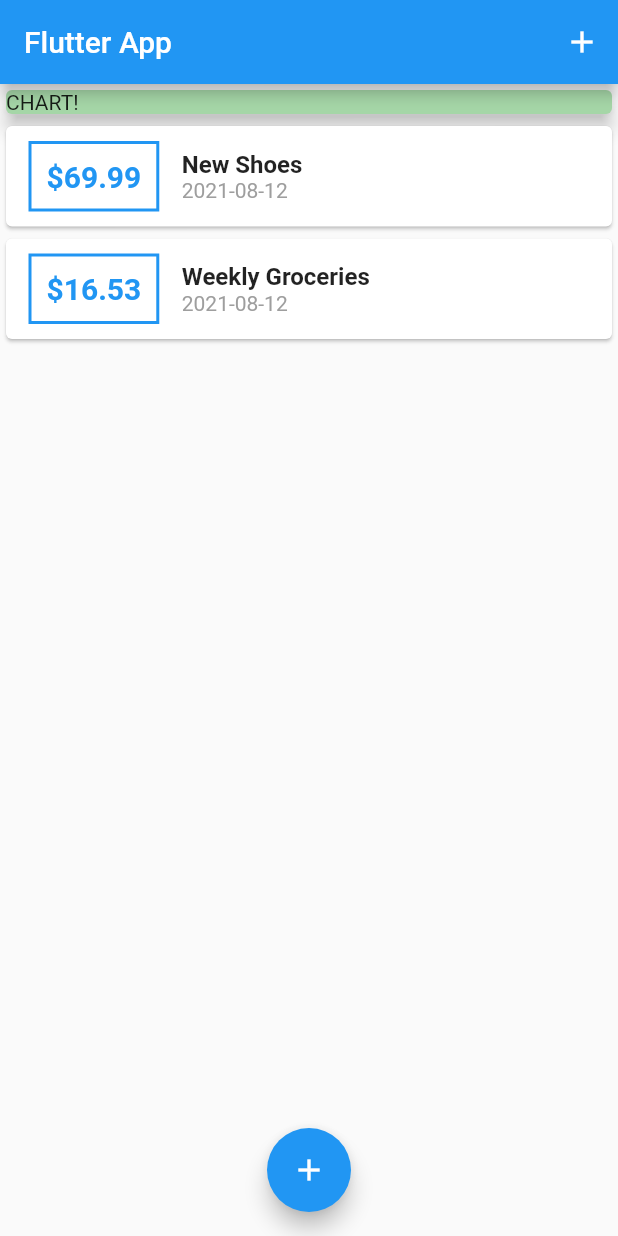
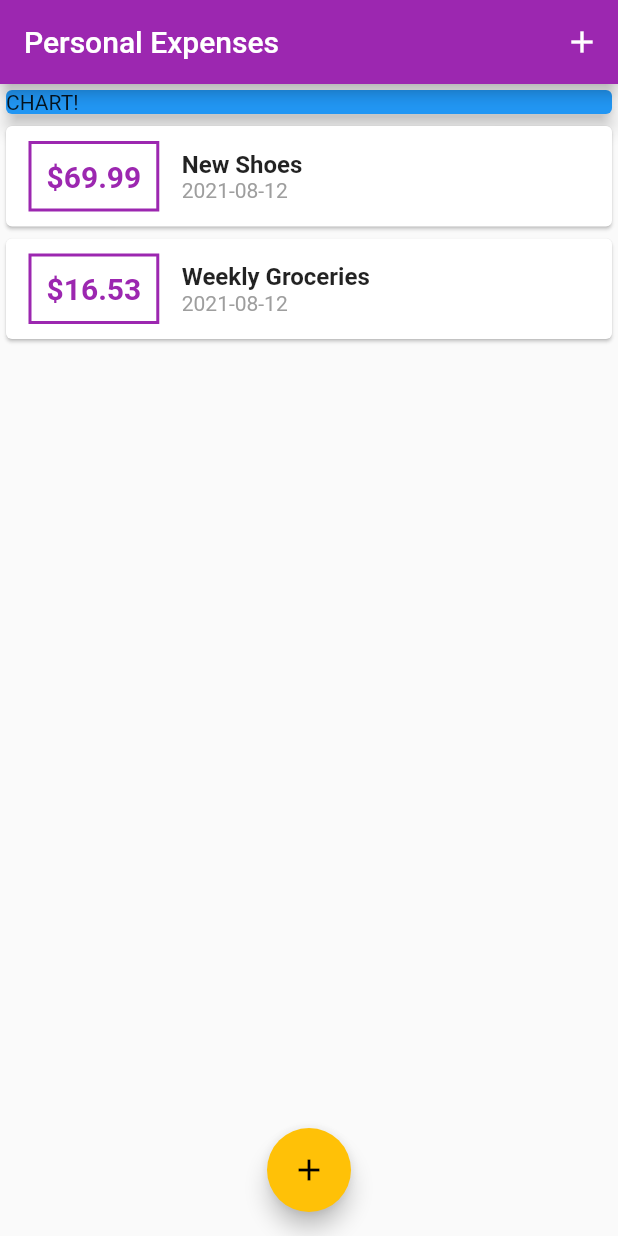
Before and after one commit to stupidguy176/flutter-expense-user, a Flutter app: the screen it shows after launch, on a phone screen of 412 x 824 dp. Run offline on Flutter 3.47's test engine with Material 2 defaults, Android fonts, the phone set to English and light mode, and no system bars.

Commit message:
Add theme

```diff
--- a/lib/main.dart
+++ b/lib/main.dart
@@ -10,7 +10,11 @@ class MyApp extends StatelessWidget {
   @override
   Widget build(BuildContext context) {
     return MaterialApp(
-      title: 'Flutter App',
+      title: 'Personal Expenses',
+      theme: ThemeData(
+        primarySwatch: Colors.purple,
+        accentColor: Colors.amber,
+      ),
       home: MyHomePage(),
     );
   }
@@ -71,7 +75,7 @@ class _MyHomePageState extends State<MyHomePage> {
   Widget build(BuildContext context) {
     return Scaffold(
       appBar: AppBar(
-        title: Text('Flutter App'),
+        title: Text('Personal Expenses'),
         actions: <Widget>[
           IconButton(
             icon: Icon(Icons.add),
@@ -87,7 +91,8 @@ class _MyHomePageState extends State<MyHomePage> {
             Container(
               width: double.infinity,
               child: Card(
-                color: Colors.green[200],
+                // color: Colors.green[200],
+                color: Colors.blue,
                 child: Text('CHART!'),
                 elevation: 5,
               ),
```
